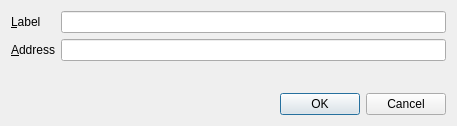
sherlockcoin/navajocoin, file src/qt/forms/editaddressdialog.ui: the form before one commit.
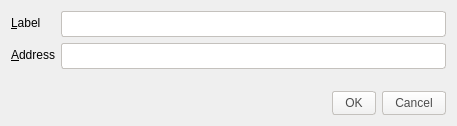
The form after the commit.

```diff
--- a/src/qt/forms/editaddressdialog.ui
+++ b/src/qt/forms/editaddressdialog.ui
@@ -34,6 +34,13 @@
        <property name="toolTip">
         <string>The label associated with this address book entry</string>
        </property>
+       <property name="styleSheet">
+        <string notr="true">background-color: rgb(255,255,255);
+border-radius:3px;
+border: 1px solid #C4C1BD;
+color: #4C4C4C;
+padding: 4px;</string>
+       </property>
       </widget>
      </item>
      <item row="1" column="0">
@@ -51,12 +58,26 @@
        <property name="toolTip">
         <string>The address associated with this address book entry. This can only be modified for sending addresses.</string>
        </property>
+       <property name="styleSheet">
+        <string notr="true">background-color: rgb(255,255,255);
+border-radius:3px;
+border: 1px solid #C4C1BD;
+color: #4C4C4C;
+padding: 4px;</string>
+       </property>
       </widget>
      </item>
     </layout>
    </item>
    <item>
     <widget class="QDialogButtonBox" name="buttonBox">
+     <property name="styleSheet">
+      <string notr="true">background-color: qlineargradient(spread:pad, x1:0, y1:1, x2:0, y2:0, stop:0 rgb(240,240,240), stop:1 rgb(255, 255, 255));
+border-radius:3px;
+border: 1px solid #C4C1BD;
+color: #4C4C4C;
+padding: 4px 12px;</string>
+     </property>
      <property name="orientation">
       <enum>Qt::Horizontal</enum>
      </property>
```
